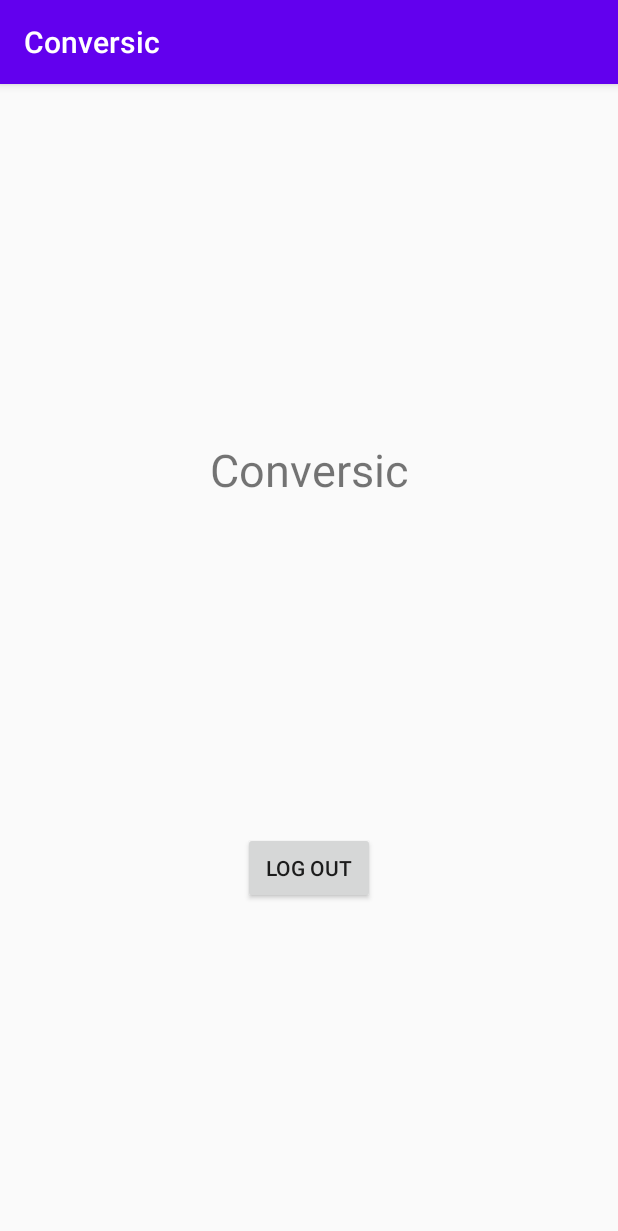
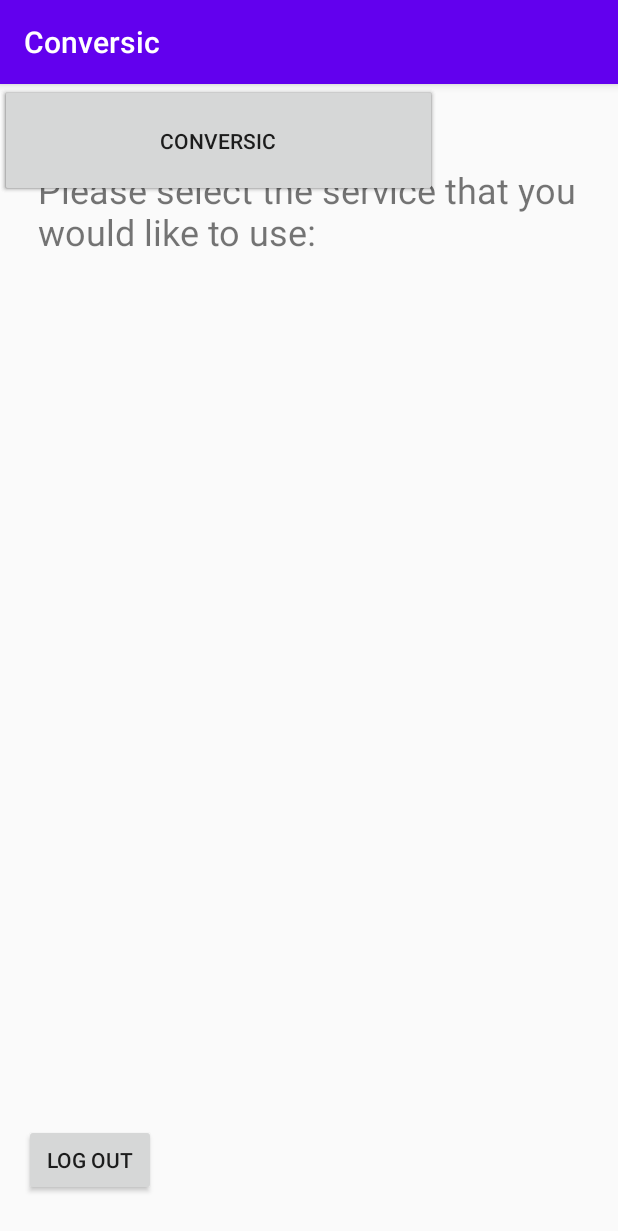
Before and after one commit to jiaqi20/Conversic, an Android app: the MainActivity screen opened directly, with no data from a screen before it, on a phone screen of 412 x 824 dp. Shown: the top 1231 px of the screen. Run offline under Robolectric (Android 15) with nearby library versions, the light colour scheme and no system bars; our stand-ins replace Firebase (no records; nobody signed in at launch, a user with empty details on screens opened directly).

Commit message:
UI for conversic, crash course, library, etc.

```diff
--- a/app/src/main/AndroidManifest.xml
+++ b/app/src/main/AndroidManifest.xml
@@ -9,7 +9,10 @@
         android:roundIcon="@mipmap/ic_launcher_round"
         android:supportsRtl="true"
         android:theme="@style/AppTheme">
-        <activity android:name=".ResetPassword"></activity>
+        <activity android:name=".LibraryActivity"></activity>
+        <activity android:name=".CrashCourseActivity" />
+        <activity android:name=".ConversicActivity" />
+        <activity android:name=".ResetPassword" />
         <activity android:name=".MainActivity" />
         <activity android:name=".Login" />
         <activity android:name=".Register">
--- a/app/src/main/res/layout/activity_login.xml
+++ b/app/src/main/res/layout/activity_login.xml
@@ -10,7 +10,7 @@
         android:id="@+id/welcome"
         android:layout_width="wrap_content"
         android:layout_height="wrap_content"
-        android:text="@string/welcome"
+        android:text="Welcome to Conversic!"
         android:textSize="25sp"
         app:layout_constraintBottom_toTopOf="@+id/email"
         app:layout_constraintEnd_toEndOf="parent"
--- a/app/src/main/res/layout/activity_main.xml
+++ b/app/src/main/res/layout/activity_main.xml
@@ -6,27 +6,54 @@
     android:layout_height="match_parent"
     tools:context=".MainActivity">
 
+    <Button
+        android:id="@+id/button6"
+        android:layout_width="291dp"
+        android:layout_height="75dp"
+        android:text="Crash Course"
+        tools:layout_editor_absoluteX="60dp"
+        tools:layout_editor_absoluteY="328dp" />
+
+    <Button
+        android:id="@+id/button7"
+        android:layout_width="291dp"
+        android:layout_height="75dp"
+        android:text="Library"
+        tools:layout_editor_absoluteX="60dp"
+        tools:layout_editor_absoluteY="488dp" />
+
     <TextView
         android:id="@+id/textView4"
-        android:layout_width="wrap_content"
-        android:layout_height="wrap_content"
-        android:text="@string/app_name"
-        android:textSize="30sp"
+        android:layout_width="370dp"
+        android:layout_height="70dp"
+        android:text="Please select the service that you would like to use:"
+        android:textSize="24sp"
         app:layout_constraintBottom_toBottomOf="parent"
         app:layout_constraintEnd_toEndOf="parent"
+        app:layout_constraintHorizontal_bias="0.609"
         app:layout_constraintStart_toStartOf="parent"
         app:layout_constraintTop_toTopOf="parent"
-        app:layout_constraintVertical_bias="0.325" />
+        app:layout_constraintVertical_bias="0.077" />
 
     <Button
         android:id="@+id/button"
         android:layout_width="wrap_content"
         android:layout_height="wrap_content"
+        android:onClick="logout"
         android:text="@string/logout"
         app:layout_constraintBottom_toBottomOf="parent"
         app:layout_constraintEnd_toEndOf="parent"
+        app:layout_constraintHorizontal_bias="0.049"
         app:layout_constraintStart_toStartOf="parent"
         app:layout_constraintTop_toBottomOf="@+id/textView4"
-        android:onClick="logout"/>
+        app:layout_constraintVertical_bias="0.955" />
+
+    <Button
+        android:id="@+id/button3"
+        android:layout_width="291dp"
+        android:layout_height="75dp"
+        android:text="Conversic"
+        tools:layout_editor_absoluteX="60dp"
+        tools:layout_editor_absoluteY="173dp" />
 
 </androidx.constraintlayout.widget.ConstraintLayout>
```
Also changed, not shown: app/src/main/java/com/example/conversic/ConversicActivity.java (added, +14 -0 lines), app/src/main/java/com/example/conversic/LibraryActivity.java (added, +14 -0 lines), app/src/main/res/layout/activity_conversic.xml (added, +50 -0 lines), app/src/main/res/layout/activity_crash_course.xml (added, +16 -0 lines), app/src/main/res/layout/activity_library.xml (added, +16 -0 lines), app/src/main/res/layout/activity_register.xml (+8 -0 lines), app/src/main/res/layout/activity_reset_password.xml (+17 -0 lines).
